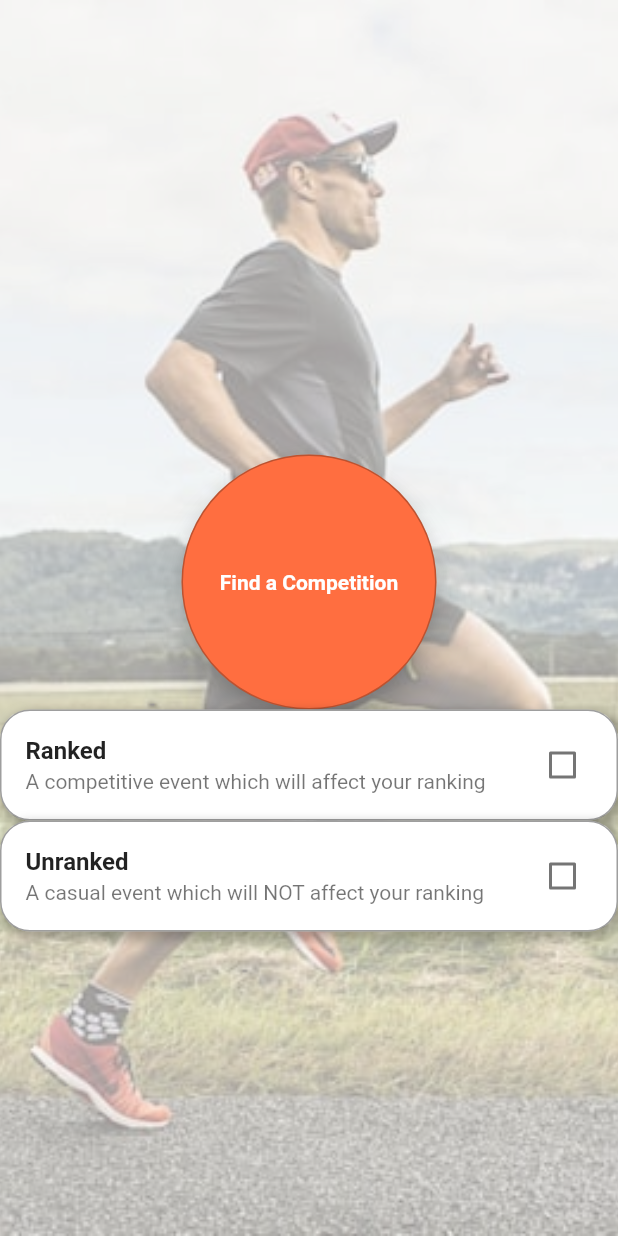
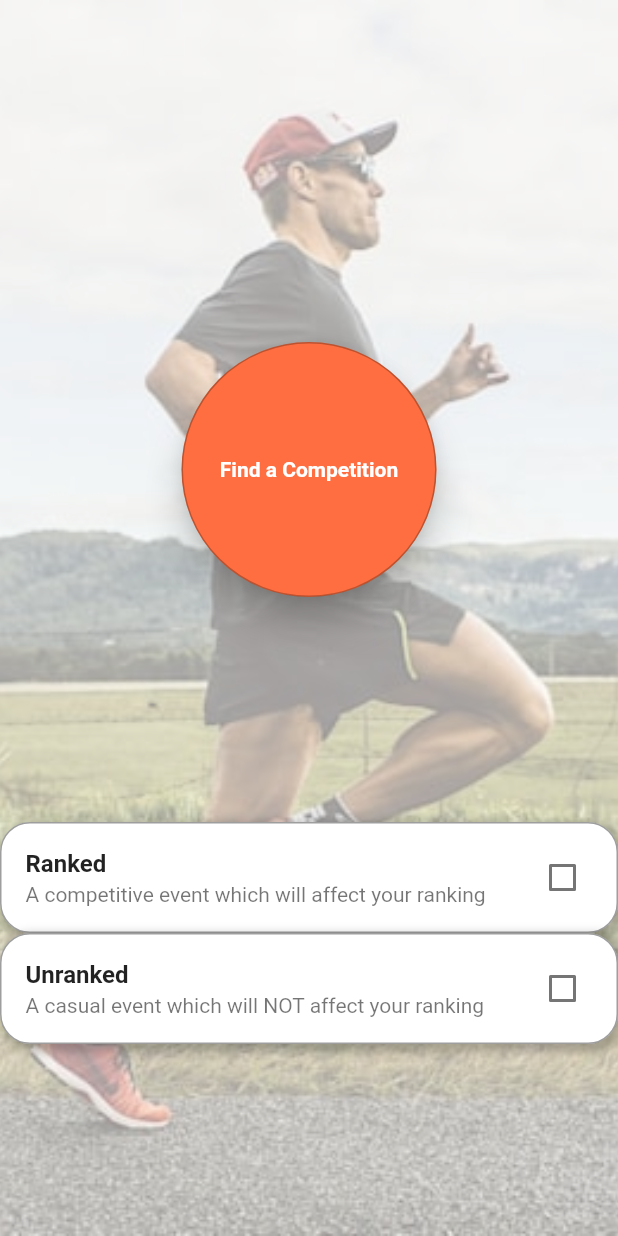
Before and after one commit to 330i/exerciseapp, a Flutter app: the Competitions screen opened directly, on a phone screen of 412 x 824 dp. Run offline on Flutter 3.47's test engine with Material 2 defaults, Android fonts, the phone set to English and light mode, and no system bars.

Commit message:
final UI

```diff
--- a/lib/Competitions.dart
+++ b/lib/Competitions.dart
@@ -43,6 +43,11 @@ class _CompetitionsState extends State<Competitions> {
                         print('Do Something');
                       }
                   ),
+                ),
+
+                // == SPACE ==
+                Container(
+                  height: 150,
                 ),
 
                 // == RANKED ==
--- a/lib/main.dart
+++ b/lib/main.dart
@@ -12,7 +12,7 @@ class MyApp extends StatelessWidget {
   @override
   Widget build(BuildContext context) {
     return MaterialApp(
-      home: Competitions(),
+      home: Results(),
 
     );
   }
```
Also changed, not shown: lib/Results.dart (+22 -1 lines).
